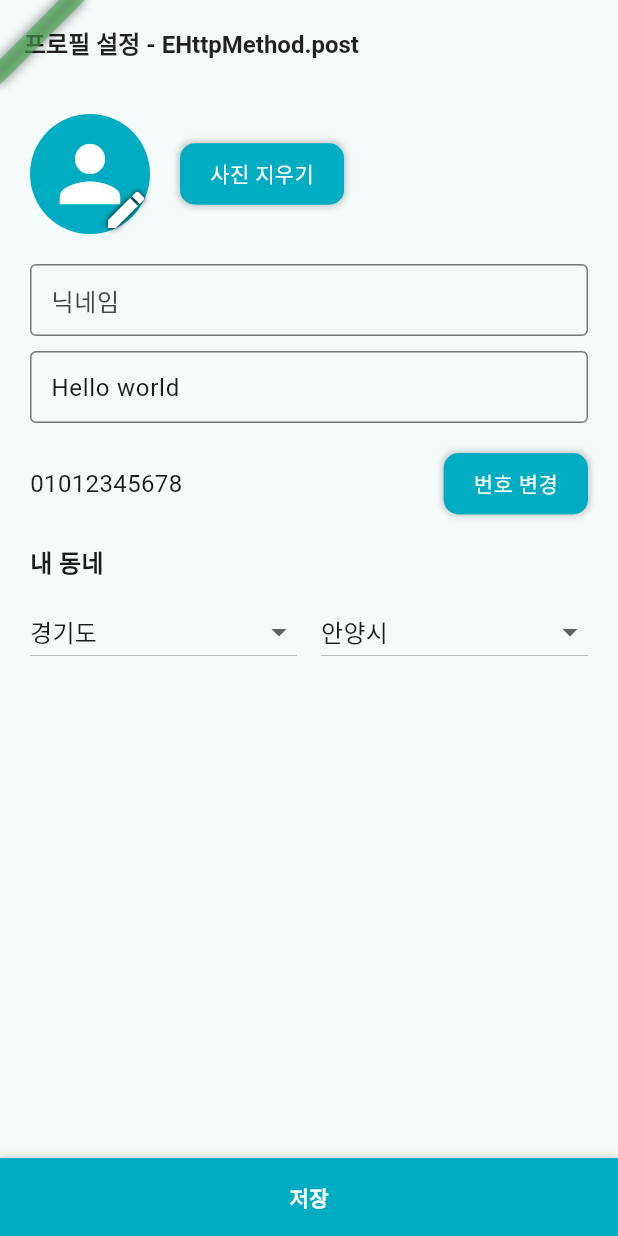
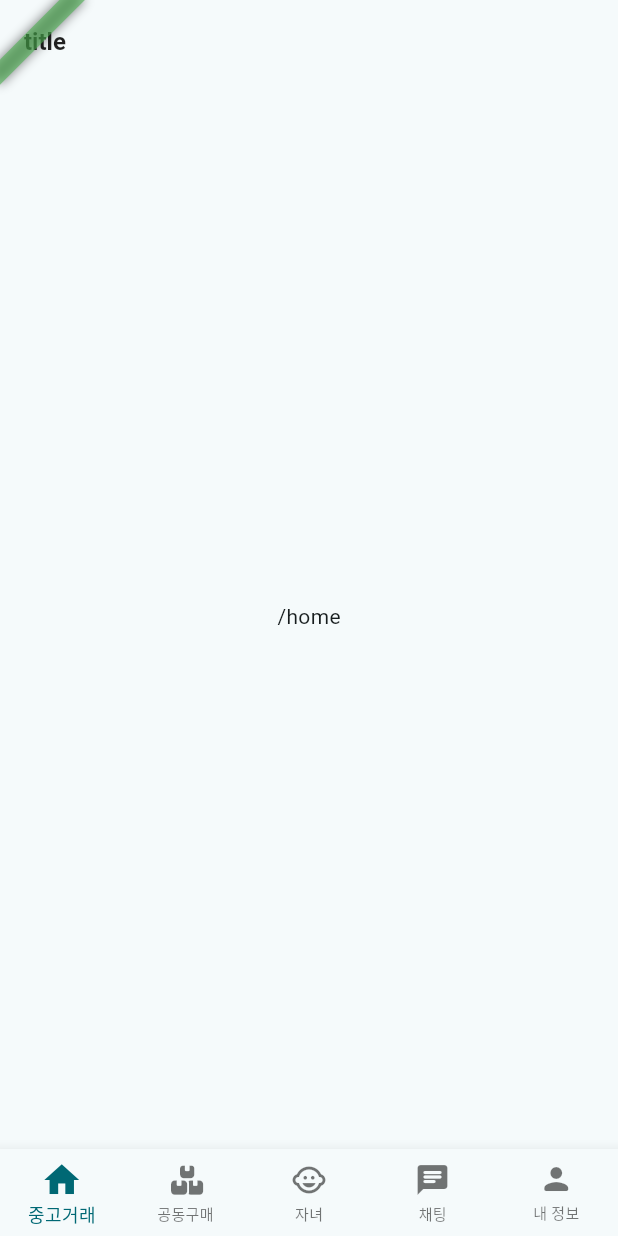
Before and after one commit to kyeongjeong/child_goods_store_flutter, a Flutter app: the screen it shows after launch, on a phone screen of 412 x 824 dp. Run offline on Flutter 3.47's test engine with Material 3 defaults, Android fonts, the phone set to English and light mode, and no system bars; our stand-ins replace bloc, dio, equatable, firebase_core, flutter_bloc, flutter_secure_storage and 6 more; missing offline and left inert: flutter_naver_login, kakao_flutter_sdk_user; accounts and stored records are empty; generated files the repository leaves out were written again.

Commit message:
Feat: "Implement routing bottom navigation bar with go_router"
go_router를 이용해서 bottom navigation bar 라우팅 완료했습니다.
이 과정에서 static한 route 주소는 `Routes` 클래스의 상수로 변경하였습니다.

```diff
--- a/lib/app_router.dart
+++ b/lib/app_router.dart
@@ -3,23 +3,29 @@ import 'package:child_goods_store_flutter/blocs/edit_profile/edit_profile_bloc.d
 import 'package:child_goods_store_flutter/blocs/phone_verify/phone_verify_bloc.dart';
 import 'package:child_goods_store_flutter/blocs/signup/signup_bloc.dart';
 import 'package:child_goods_store_flutter/blocs/splash/splash_cubit.dart';
+import 'package:child_goods_store_flutter/constants/routes.dart';
 import 'package:child_goods_store_flutter/constants/sizes.dart';
 import 'package:child_goods_store_flutter/constants/strings.dart';
 import 'package:child_goods_store_flutter/enums/auth_status.dart';
 import 'package:child_goods_store_flutter/enums/http_method.dart';
 import 'package:child_goods_store_flutter/flavors.dart';
+import 'package:child_goods_store_flutter/pages/chat/chat_page.dart';
+import 'package:child_goods_store_flutter/pages/child/child_page.dart';
 import 'package:child_goods_store_flutter/pages/edit_profile/edit_profile_page.dart';
-import 'package:child_goods_store_flutter/pages/my_home_page.dart';
+import 'package:child_goods_store_flutter/pages/home/home_page.dart';
 import 'package:child_goods_store_flutter/pages/phone_verify/phone_verify_page.dart';
+import 'package:child_goods_store_flutter/pages/profile/profile_page.dart';
 import 'package:child_goods_store_flutter/pages/signin/signin_page.dart';
 import 'package:child_goods_store_flutter/pages/signup/signup_page.dart';
 import 'package:child_goods_store_flutter/pages/splash/splash_page.dart';
+import 'package:child_goods_store_flutter/pages/together/together_page.dart';
 import 'package:child_goods_store_flutter/repositories/auth_repository.dart';
 import 'package:child_goods_store_flutter/repositories/image_repository.dart';
 import 'package:child_goods_store_flutter/repositories/user_repository.dart';
 import 'package:flutter/material.dart';
 import 'package:flutter_bloc/flutter_bloc.dart';
 import 'package:flutter_localizations/flutter_localizations.dart';
+import 'package:font_awesome_flutter/font_awesome_flutter.dart';
 import 'package:go_router/go_router.dart';
 
 class AppRouter extends StatefulWidget {
@@ -44,48 +50,51 @@ class _AppRouterState extends State<AppRouter> {
 
     // Setting router configs
     _routerConfig = GoRouter(
-      initialLocation: '/',
+      initialLocation: Routes.root,
       refreshListenable: AuthBlocSingleton.bloc,
       redirect: (context, state) {
         final authState = AuthBlocSingleton.bloc.state;
-        final allowPageInUnknownState = ['/signup', '/phone_verify'];
-        final allowPageInUnAuthState = ['/phone_verify'];
-        final blockPageInAuthState = ['/', '/signin'];
+        final allowPageInUnknownState = [Routes.signup, Routes.phoneVerify];
+        final allowPageInUnAuthState = [Routes.phoneVerify];
+        final blockPageInAuthState = [Routes.root, Routes.signin];
+
+        print(authState.authStatus);
+        print(state.matchedLocation);
 
         if (authState.authStatus == EAuthStatus.init) {
-          return '/';
+          return Routes.root;
         }
         if (authState.authStatus == EAuthStatus.unknown) {
           return allowPageInUnknownState.contains(state.matchedLocation)
               ? state.matchedLocation
-              : '/signin';
+              : Routes.signin;
         }
         if (authState.authStatus == EAuthStatus.unAuthenticated) {
           return allowPageInUnAuthState.contains(state.matchedLocation)
               ? state.matchedLocation
-              : '/edit_profile';
+              : Routes.editProfile;
         }
         if (authState.authStatus == EAuthStatus.authenticated) {
           return blockPageInAuthState.contains(state.matchedLocation)
-              ? '/home'
+              ? Routes.home
               : state.matchedLocation;
         }
         return state.matchedLocation;
       },
       routes: [
         GoRoute(
-          path: '/',
+          path: Routes.root,
           builder: (context, state) => BlocProvider(
             create: (context) => SplashCubit(),
             child: const SplashPage(),
           ),
         ),
         GoRoute(
-          path: '/signin',
+          path: Routes.signin,
           builder: (context, state) => const SigninPage(),
         ),
         GoRoute(
-          path: '/signup',
+          path: Routes.signup,
           builder: (context, state) => BlocProvider(
             create: (context) => SignupBloc(
               authRepository: context.read<AuthRepository>(),
@@ -94,7 +103,7 @@ class _AppRouterState extends State<AppRouter> {
           ),
         ),
         GoRoute(
-          path: '/phone_verify',
+          path: Routes.phoneVerify,
           builder: (context, state) => BlocProvider(
             create: (context) => PhoneVerifyBloc(
               authRepository: context.read<AuthRepository>(),
@@ -103,7 +112,7 @@ class _AppRouterState extends State<AppRouter> {
           ),
         ),
         GoRoute(
-          path: '/edit_profile',
+          path: Routes.editProfile,
           builder: (context, state) => BlocProvider(
             create: (context) => EditProfileBloc(
               userRepository: context.read<UserRepository>(),
@@ -119,9 +128,87 @@ class _AppRouterState extends State<AppRouter> {
             child: const EditProfilePage(),
           ),
         ),
-        GoRoute(
-          path: '/home',
-          builder: (context, state) => const MyHomePage(),
+        StatefulShellRoute.indexedStack(
+          builder: (context, state, navigationShell) => Scaffold(
+            body: navigationShell,
+            bottomNavigationBar: BottomNavigationBar(
+              type: BottomNavigationBarType.fixed,
+              useLegacyColorScheme: true,
+              unselectedLabelStyle: const TextStyle(fontSize: Sizes.size10),
+              selectedLabelStyle: const TextStyle(fontSize: Sizes.size12),
+              selectedIconTheme: const IconThemeData(size: Sizes.size28),
+              items: [
+                const BottomNavigationBarItem(
+                  label: '중고거래',
+                  activeIcon: Icon(Icons.home),
+                  icon: Icon(Icons.home),
+                ),
+                BottomNavigationBarItem(
+                  label: '공동구매',
+                  icon: Transform.scale(
+                    scale: 0.8,
+                    child: const Icon(FontAwesomeIcons.boxesStacked),
+                  ),
+                ),
+                const BottomNavigationBarItem(
+                  label: '자녀',
+                  icon: Icon(Icons.child_care_rounded),
+                ),
+                const BottomNavigationBarItem(
+                  label: '채팅',
+                  icon: Icon(Icons.chat_rounded),
+                ),
+                const BottomNavigationBarItem(
+                  label: '내 정보',
+                  icon: Icon(Icons.person_rounded),
+                ),
+              ],
+              currentIndex: navigationShell.currentIndex,
+              onTap: (value) => navigationShell.goBranch(value),
+            ),
+          ),
+          branches: [
+            StatefulShellBranch(
+              routes: [
+                GoRoute(
+                  path: Routes.home,
+                  builder: (context, state) => const HomePage(),
+                ),
+              ],
+            ),
+            StatefulShellBranch(
+              routes: [
+                GoRoute(
+                  path: Routes.together,
+                  builder: (context, state) => const TogetherPage(),
+                ),
+              ],
+            ),
+            StatefulShellBranch(
+              routes: [
+                GoRoute(
+                  path: Routes.child,
+                  builder: (context, state) => const ChildPage(),
+                ),
+              ],
+            ),
+            StatefulShellBranch(
+              routes: [
+                GoRoute(
+                  path: Routes.chat,
+                  builder: (context, state) => const ChatPage(),
+                ),
+              ],
+            ),
+            StatefulShellBranch(
+              routes: [
+                GoRoute(
+                  path: Routes.profile,
+                  builder: (context, state) => const ProfilePage(),
+                ),
+              ],
+            ),
+          ],
         ),
       ],
     );
--- /dev/null
+++ b/lib/constants/routes.dart
@@ -0,0 +1,14 @@
+class Routes {
+  static const String root = '/';
+  static const String signin = '/signin';
+  static const String signup = '/signup';
+
+  static const String phoneVerify = '/phone_verify';
+  static const String editProfile = '/edit_profile';
+
+  static const String home = '/home';
+  static const String together = '/together';
+  static const String child = '/child';
+  static const String chat = '/chat';
+  static const String profile = '/profile';
+}
--- a/lib/pages/edit_profile/edit_profile_page.dart
+++ b/lib/pages/edit_profile/edit_profile_page.dart
@@ -4,6 +4,7 @@ import 'package:child_goods_store_flutter/blocs/edit_profile/edit_profile_bloc.d
 import 'package:child_goods_store_flutter/blocs/edit_profile/edit_profile_event.dart';
 import 'package:child_goods_store_flutter/blocs/edit_profile/edit_profile_state.dart';
 import 'package:child_goods_store_flutter/constants/gaps.dart';
+import 'package:child_goods_store_flutter/constants/routes.dart';
 import 'package:child_goods_store_flutter/constants/sizes.dart';
 import 'package:child_goods_store_flutter/constants/strings.dart';
 import 'package:child_goods_store_flutter/enums/loading_status.dart';
@@ -67,7 +68,7 @@ class _EditProfilePageState extends State<EditProfilePage> {
   }
 
   void _onTapPhone() async {
-    var phoneNum = await context.push<String?>('/phone_verify');
+    var phoneNum = await context.push<String?>(Routes.phoneVerify);
     if (phoneNum != null && mounted) {
       context.read<EditProfileBloc>().add(EditProfileChangePhoneNum(phoneNum));
     }
@@ -100,7 +101,7 @@ class _EditProfilePageState extends State<EditProfilePage> {
           );
         }
         if (state.status == ELoadingStatus.loaded) {
-          context.replace('/home');
+          context.replace(Routes.home);
         }
       },
       child: Scaffold(
--- /dev/null
+++ b/lib/pages/home/home_page.dart
@@ -0,0 +1,17 @@
+import 'package:child_goods_store_flutter/flavors.dart';
+import 'package:child_goods_store_flutter/widgets/app_font.dart';
+import 'package:flutter/material.dart';
+
+class HomePage extends StatelessWidget {
+  const HomePage({super.key});
+
+  @override
+  Widget build(BuildContext context) {
+    return Scaffold(
+      appBar: AppBar(
+        title: AppFont(F.title),
+      ),
+      body: const Center(child: AppFont('/home')),
+    );
+  }
+}
--- a/lib/pages/signin/signin_page.dart
+++ b/lib/pages/signin/signin_page.dart
@@ -3,6 +3,7 @@ import 'package:child_goods_store_flutter/blocs/auth/auth_bloc_singleton.dart';
 import 'package:child_goods_store_flutter/blocs/auth/auth_event.dart';
 import 'package:child_goods_store_flutter/blocs/auth/auth_state.dart';
 import 'package:child_goods_store_flutter/constants/gaps.dart';
+import 'package:child_goods_store_flutter/constants/routes.dart';
 import 'package:child_goods_store_flutter/constants/sizes.dart';
 import 'package:child_goods_store_flutter/constants/strings.dart';
 import 'package:child_goods_store_flutter/enums/auth_method.dart';
@@ -34,7 +35,7 @@ class SigninPage extends StatelessWidget {
   }
 
   void _onTapSignup(BuildContext context) {
-    context.push('/signup');
+    context.push(Routes.signup);
   }
 
   @override
--- a/lib/pages/signup/signup_page.dart
+++ b/lib/pages/signup/signup_page.dart
@@ -2,6 +2,7 @@ import 'package:child_goods_store_flutter/blocs/signup/signup_bloc.dart';
 import 'package:child_goods_store_flutter/blocs/signup/signup_event.dart';
 import 'package:child_goods_store_flutter/blocs/signup/signup_state.dart';
 import 'package:child_goods_store_flutter/constants/gaps.dart';
+import 'package:child_goods_store_flutter/constants/routes.dart';
 import 'package:child_goods_store_flutter/constants/sizes.dart';
 import 'package:child_goods_store_flutter/constants/strings.dart';
 import 'package:child_goods_store_flutter/enums/loading_status.dart';
@@ -34,7 +35,7 @@ class _SignupPageState extends State<SignupPage> {
   }
 
   void _onTapPhone() async {
-    var phoneNum = await context.push<String?>('/phone_verify');
+    var phoneNum = await context.push<String?>(Routes.phoneVerify);
     if (phoneNum != null && mounted) {
       context.read<SignupBloc>().add(SignupChangePhoneNum(phoneNum));
     }
--- a/lib/repositories/user_repository.dart
+++ b/lib/repositories/user_repository.dart
@@ -16,7 +16,7 @@ class UserRepository {
       code: 1000,
       data: UserModel(
         userIdx: 1,
-        // nickName: 'Woong test',
+        nickName: 'Woong test',
         introduce: 'Hello world',
         phoneNum: '01012345678',
         profileImg: '',
```
Also changed, not shown: lib/blocs/edit_profile/edit_profile_bloc.dart (+7 -1 lines), lib/pages/chat/chat_page.dart (added, +17 -0 lines), lib/pages/child/child_page.dart (added, +17 -0 lines), lib/pages/my_home_page.dart (deleted, +0 -22 lines), lib/pages/profile/profile_page.dart (added, +17 -0 lines), lib/pages/together/together_page.dart (added, +17 -0 lines).
